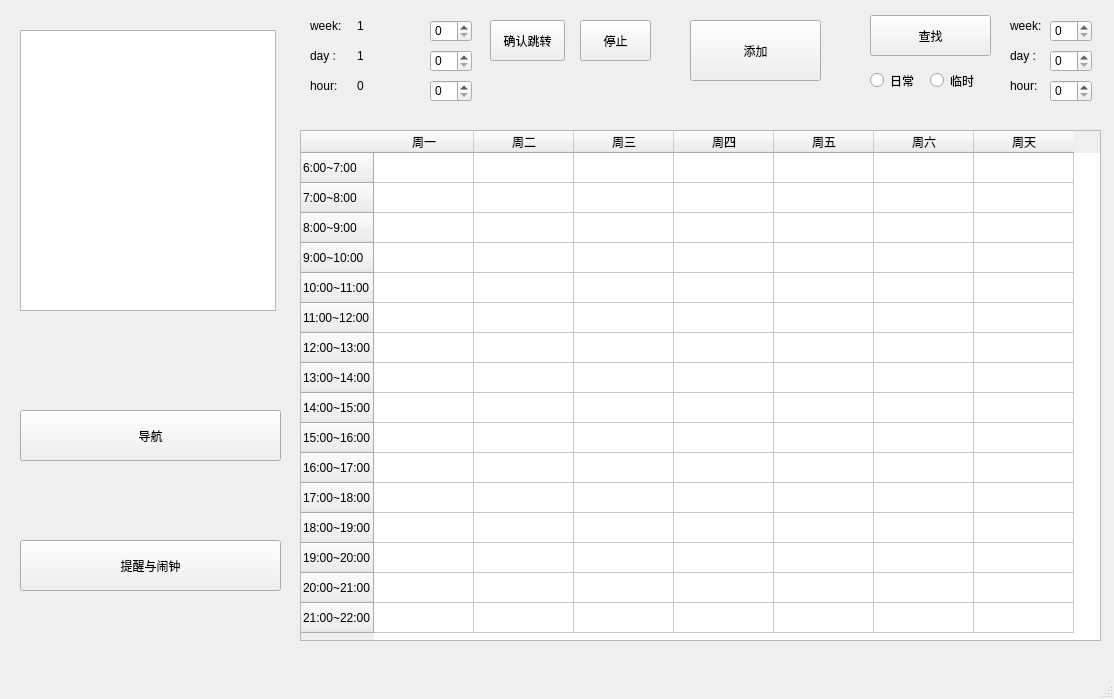
Before: the Qt Designer form src/DataStructure_course_design.ui in tangdouer1005/DataStructure_course_design, drawn with Qt 5.
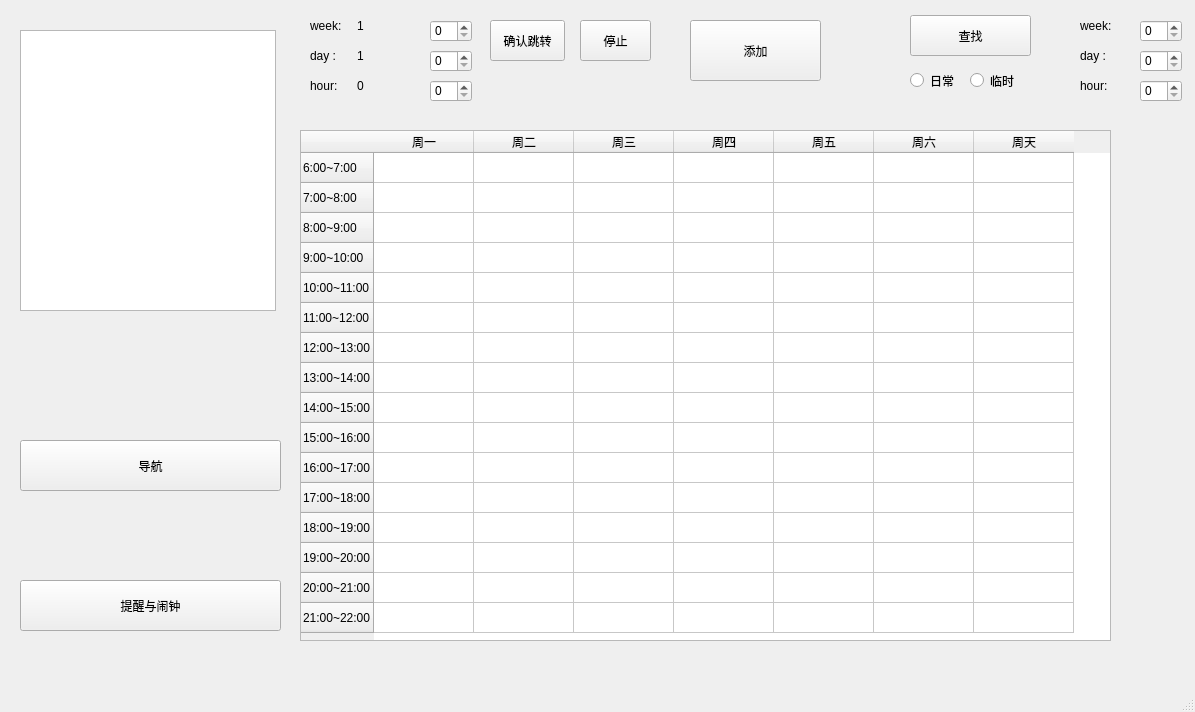
After: the same form once the commit is applied.

What changed in the file:
```diff
--- a/src/DataStructure_course_design.ui
+++ b/src/DataStructure_course_design.ui
@@ -6,8 +6,8 @@
    <rect>
     <x>0</x>
     <y>0</y>
-    <width>1114</width>
-    <height>699</height>
+    <width>1195</width>
+    <height>712</height>
    </rect>
   </property>
   <property name="windowTitle">
@@ -18,7 +18,7 @@
     <property name="geometry">
      <rect>
       <x>20</x>
-      <y>410</y>
+      <y>440</y>
       <width>261</width>
       <height>51</height>
      </rect>
@@ -31,7 +31,7 @@
     <property name="geometry">
      <rect>
       <x>20</x>
-      <y>540</y>
+      <y>580</y>
       <width>261</width>
       <height>51</height>
      </rect>
@@ -45,7 +45,7 @@
      <rect>
       <x>300</x>
       <y>130</y>
-      <width>801</width>
+      <width>811</width>
       <height>511</height>
      </rect>
     </property>
@@ -192,7 +192,7 @@
    <widget class="QPushButton" name="button_find">
     <property name="geometry">
      <rect>
-      <x>870</x>
+      <x>910</x>
       <y>15</y>
       <width>121</width>
       <height>41</height>
@@ -339,7 +339,7 @@
    <widget class="QRadioButton" name="dairy">
     <property name="geometry">
      <rect>
-      <x>870</x>
+      <x>910</x>
       <y>55</y>
       <width>51</width>
       <height>51</height>
@@ -352,7 +352,7 @@
    <widget class="QRadioButton" name="tem">
     <property name="geometry">
      <rect>
-      <x>930</x>
+      <x>970</x>
       <y>60</y>
       <width>71</width>
       <height>41</height>
@@ -365,7 +365,7 @@
    <widget class="QSpinBox" name="time_spinbox_search">
     <property name="geometry">
      <rect>
-      <x>1050</x>
+      <x>1140</x>
       <y>80</y>
       <width>42</width>
       <height>22</height>
@@ -375,7 +375,7 @@
    <widget class="QSpinBox" name="week_spinbox_search">
     <property name="geometry">
      <rect>
-      <x>1050</x>
+      <x>1140</x>
       <y>20</y>
       <width>42</width>
       <height>22</height>
@@ -385,7 +385,7 @@
    <widget class="QSpinBox" name="day_spinbox_search">
     <property name="geometry">
      <rect>
-      <x>1050</x>
+      <x>1140</x>
       <y>50</y>
       <width>42</width>
       <height>22</height>
@@ -395,7 +395,7 @@
    <widget class="QLabel" name="label_7">
     <property name="geometry">
      <rect>
-      <x>1010</x>
+      <x>1080</x>
       <y>10</y>
       <width>41</width>
       <height>31</height>
@@ -408,7 +408,7 @@
    <widget class="QLabel" name="label_8">
     <property name="geometry">
      <rect>
-      <x>1010</x>
+      <x>1080</x>
       <y>40</y>
       <width>41</width>
       <height>31</height>
@@ -421,7 +421,7 @@
    <widget class="QLabel" name="label_9">
     <property name="geometry">
      <rect>
-      <x>1010</x>
+      <x>1080</x>
       <y>70</y>
       <width>41</width>
       <height>31</height>
```
Left out of the diff: 4 changed lines with no effect on the pictures.
